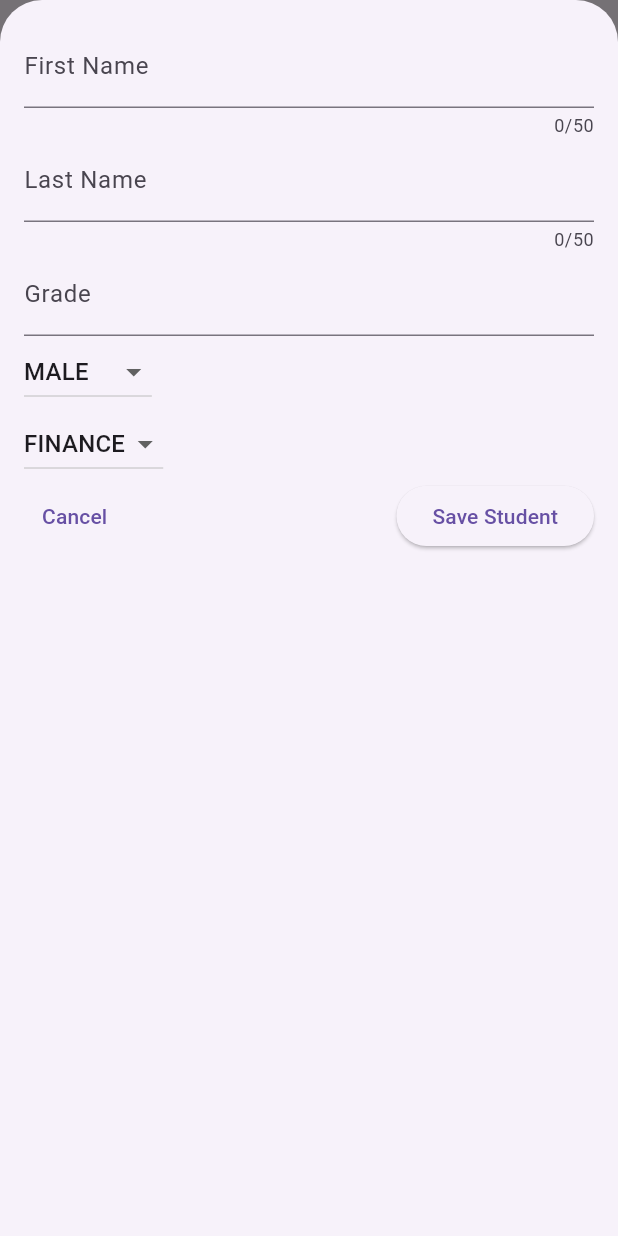
After one commit to IvanHahan/flutter_lab_1, a Flutter app: the screen it shows after launch, after a tap on the "add" icon, on a phone screen of 412 x 824 dp. The commit adds this screen. Run offline on Flutter 3.47's test engine with Material 3 defaults, Android fonts, the phone set to English and light mode, and no system bars.

Commit message:
update for lab 2

```diff
--- /dev/null
+++ b/lib/widgets/new_student.dart
@@ -0,0 +1,161 @@
+import 'package:flutter_lab_1/models/student.dart';
+import 'package:flutter/material.dart';
+
+class NewStudent extends StatefulWidget {
+  const NewStudent({super.key, required this.onAddExpense});
+
+  final void Function(Student expense) onAddExpense;
+
+  @override
+  State<StatefulWidget> createState() {
+    return _NewStudentState();
+  }
+}
+
+class _NewStudentState extends State<NewStudent> {
+  final _firstNameController = TextEditingController();
+  final _lastNameController = TextEditingController();
+  final _gradeController = TextEditingController();
+
+  Gender _selectedGender = Gender.male;
+  Department _selectedDepartment = Department.finance;
+
+  @override
+  void dispose() {
+    _firstNameController.dispose();
+    _lastNameController.dispose();
+    _gradeController.dispose();
+    super.dispose();
+  }
+
+  void _sumbitStudent() {
+    final entereGrade = int.tryParse(_gradeController.text);
+    final gradeIsInValid = entereGrade == null || entereGrade <= 0;
+    final firstNameIsInvalid = _firstNameController.text.trim().isEmpty;
+    final lastNameIsInvalid = _lastNameController.text.trim().isEmpty;
+
+    if (gradeIsInValid || firstNameIsInvalid || lastNameIsInvalid) {
+      showDialog(
+        context: context,
+        builder: (ctx) => AlertDialog(
+          title: const Text('Invalid input'),
+          content: const Text(
+              'Please make sure a valid title, amount, date and category was entered.'),
+          actions: [
+            TextButton(
+                onPressed: () {
+                  Navigator.pop(ctx);
+                },
+                child: const Text('OK'))
+          ],
+        ),
+      );
+
+      return;
+    }
+
+    widget.onAddExpense(
+      Student(
+          firstName: _firstNameController.text.trim(),
+          lastName: _lastNameController.text.trim(),
+          department: _selectedDepartment,
+          gender: _selectedGender,
+          grade: entereGrade),
+    );
+    Navigator.pop(context);
+  }
+
+  @override
+  Widget build(BuildContext context) {
+    return LayoutBuilder(builder: (ctx, constraints) {
+
+      final firstNameField = TextField(
+        controller: _firstNameController,
+        maxLength: 50,
+        decoration: const InputDecoration(
+          label: Text('First Name'),
+        ),
+      );
+      final lastNameField = TextField(
+        controller: _lastNameController,
+        maxLength: 50,
+        decoration: const InputDecoration(
+          label: Text('Last Name'),
+        ),
+      );
+
+      return Padding(
+        padding: const EdgeInsets.fromLTRB(16, 16, 16, 16),
+        child: Column(
+          crossAxisAlignment: CrossAxisAlignment.start,
+          children: [
+            firstNameField,
+            lastNameField,
+            TextField(
+              controller: _gradeController,
+              keyboardType: TextInputType.number,
+              decoration: const InputDecoration(
+                label: Text('Grade'),
+              ),
+            ),
+            DropdownButton(
+                value: _selectedGender,
+                items: Gender.values
+                    .map(
+                      (category) => DropdownMenuItem(
+                        value: category,
+                        child: Text(
+                          category.name.toUpperCase(),
+                        ),
+                      ),
+                    )
+                    .toList(),
+                onChanged: (value) {
+                  if (value == null) {
+                    return;
+                  }
+                  setState(() {
+                    _selectedGender = value;
+                  });
+                }),
+            DropdownButton(
+                value: _selectedDepartment,
+                items: Department.values
+                    .map(
+                      (category) => DropdownMenuItem(
+                        value: category,
+                        child: Text(
+                          category.name.toUpperCase(),
+                        ),
+                      ),
+                    )
+                    .toList(),
+                onChanged: (value) {
+                  if (value == null) {
+                    return;
+                  }
+                  setState(() {
+                    _selectedDepartment = value;
+                  });
+                }),
+
+                Row(
+                  children: [
+                    TextButton(
+                      onPressed: () {
+                        Navigator.pop(context);
+                      },
+                      child: const Text('Cancel'),
+                    ),
+                    const Spacer(),
+                    ElevatedButton(
+                        onPressed: _sumbitStudent,
+                        child: const Text('Save Student')),
+                  ],
+                ),
+          ],
+        ),
+      );
+    });
+  }
+}
--- a/lib/widgets/students.dart
+++ b/lib/widgets/students.dart
@@ -1,5 +1,6 @@
 import 'package:flutter/material.dart';
 import 'package:flutter_lab_1/models/student.dart';
+import 'package:flutter_lab_1/widgets/new_student.dart';
 import 'package:flutter_lab_1/widgets/student_item.dart';
 
 class Students extends StatefulWidget {
@@ -43,18 +44,67 @@ class _ExpensesState extends State<Students> {
     ),
   ];
 
+  void _addStudent(Student expense) {
+    setState(() {
+      _students.add(expense);
+    });
+  }
+
+  void _openAddExpenseOverlay() {
+    showModalBottomSheet(
+        useSafeArea: true,
+        isScrollControlled: true,
+        context: context,
+        builder: (ctx) => NewStudent(onAddExpense: _addStudent));
+  }
+
+  void _removeStudent(Student student) {
+    final studentIndex = _students.indexOf(student);
+    setState(() {
+      _students.remove(student);
+    });
+    ScaffoldMessenger.of(context).clearSnackBars();
+    ScaffoldMessenger.of(context).showSnackBar(
+      SnackBar(
+        duration: const Duration(seconds: 3),
+        content: const Text('Expense deleted'),
+        action: SnackBarAction(
+            label: 'Undo',
+            onPressed: () {
+              setState(() {
+                _students.insert(studentIndex, student);
+              });
+            }),
+      ),
+    );
+    // );
+  }
+
   @override
   Widget build(BuildContext context) {
     return Scaffold(
         appBar: AppBar(
           title: const Text('Students'),
+          actions: [
+            IconButton(
+                onPressed: _openAddExpenseOverlay, icon: const Icon(Icons.add))
+          ],
         ),
         body: Column(children: [
           Expanded(
             child: ListView.builder(
               itemCount: _students.length,
-              itemBuilder: (context, index) =>
-                  StudentItem(student: _students[index]),
+              itemBuilder: (context, index) => Dismissible(
+                key: ValueKey(_students[index]),
+                background: Container(
+                  color: Theme.of(context).colorScheme.error.withOpacity(0.75),
+                  margin: const EdgeInsets.symmetric(horizontal: 16),
+                ),
+                onDismissed: (direction) {
+                  _removeStudent(_students[index]);
+                },
+                child: StudentItem(student: _students[index]),
+              ),
             ),
           ),
         ]));
```
